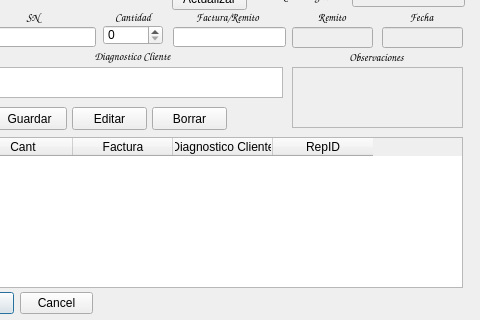
The window that ingreso.ui (Matias2178/Sistema_Postventa) describes before a commit, drawn with Qt 5; both pictures show x 438 to 918 and y 173 to 493 of the 918 by 493 pixel window.
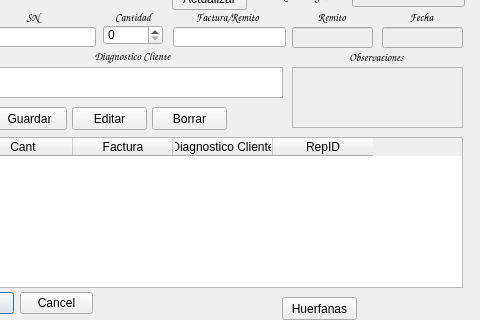
The same window after the commit.

Commit message: Ahora cuando se borra un trabajo, tambien se borran los ingresos y los items de las reparaciones relacionados. Se Agrego en las tablas una columna que indica la cantidad de items procesados Implementacion de una funcion que muestra si hay diferencia entre las cantidades de lo que se ingreso y de lo que se proceso,y muestra un resumen en la pantalla de notas de pedido Funcion para completar la planilla de Excel de los ingresos. Implementacion de funcion que busca trabajos borrados y elimina los items que quedaron sin relacion

```diff
--- a/ingreso.ui
+++ b/ingreso.ui
@@ -881,6 +881,19 @@
     <set>Qt::AlignCenter</set>
    </property>
   </widget>
+  <widget class="QPushButton" name="Huerfanas">
+   <property name="geometry">
+    <rect>
+     <x>720</x>
+     <y>470</y>
+     <width>75</width>
+     <height>23</height>
+    </rect>
+   </property>
+   <property name="text">
+    <string>Huerfanas</string>
+   </property>
+  </widget>
  </widget>
  <tabstops>
   <tabstop>AgenteBuscar</tabstop>
```
Left out of the diff: 6 changed lines with no effect on the pictures. The commit also changes 19 other files.
